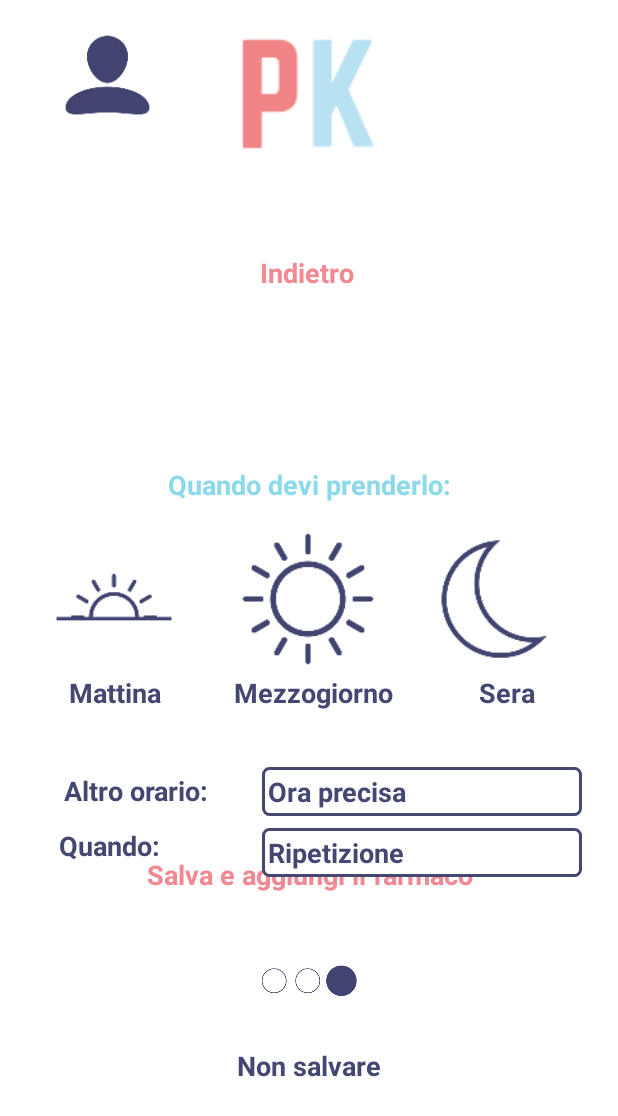
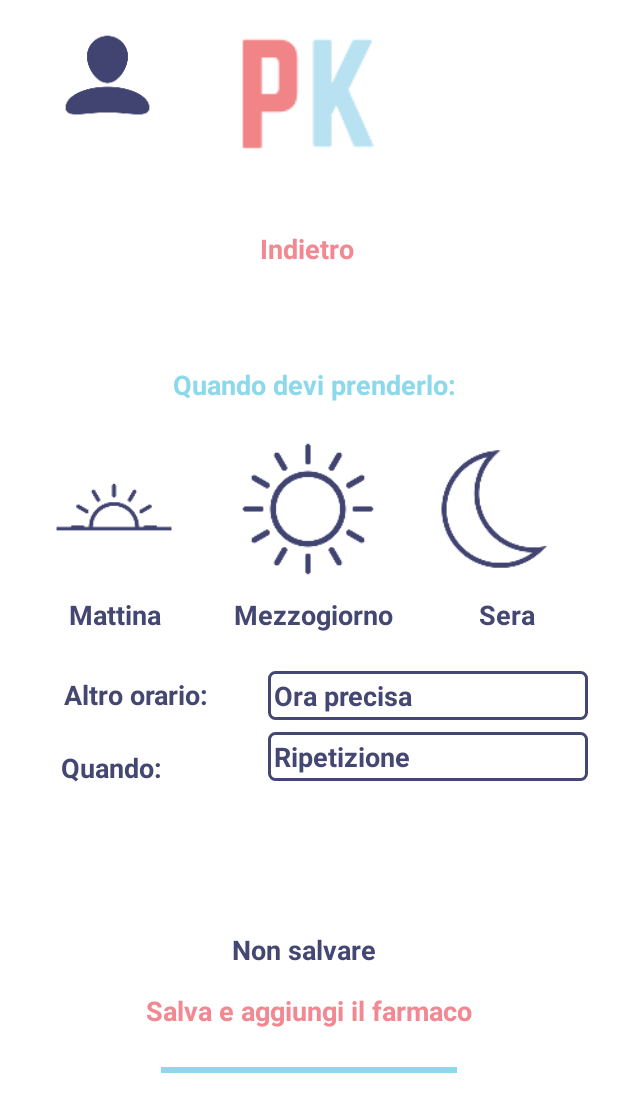
Before and after one commit to ElenaBernucci/pillsKeeper, an Android app: the farmaciInserireUnFarmaco3 screen opened through its navigation route, on a phone screen of 412 x 824 dp. Shown: the top 1116 px of the screen. Run offline under Robolectric (Android 15) with nearby library versions, the phone set to English and light mode, and no system bars; libraries missing offline, so code that uses them is left out: com.example.

Commit message:
progress bar e scroll view

```diff
--- /dev/null
+++ b/app/src/main/res/drawable/switch_color.xml
@@ -0,0 +1,6 @@
+<?xml version="1.0" encoding="utf-8"?>
+<selector xmlns:app="http://schemas.android.com/apk/res-auto" xmlns:android="http://schemas.android.com/apk/res/android">
+    <item android:color="@color/rosa"
+        android:state_checked="true" />
+    <item android:color="@color/white"/>
+</selector>
--- a/app/src/main/res/layout/fragment_farmaci_inserire_un_farmaco3.xml
+++ b/app/src/main/res/layout/fragment_farmaci_inserire_un_farmaco3.xml
@@ -1,42 +1,23 @@
 <?xml version="1.0" encoding="utf-8"?>
-<androidx.constraintlayout.widget.ConstraintLayout xmlns:android="http://schemas.android.com/apk/res/android"
+
+    <ScrollView xmlns:android="http://schemas.android.com/apk/res/android"
         xmlns:app="http://schemas.android.com/apk/res-auto"
         xmlns:tools="http://schemas.android.com/tools"
+        android:layout_width="match_parent"
+        android:layout_height="match_parent"
+        android:layout_marginBottom="10dp">
+
+    <androidx.constraintlayout.widget.ConstraintLayout
         android:id="@+id/frameLayout3"
         android:layout_width="match_parent"
-    android:layout_height="match_parent"
+        android:layout_height="wrap_content"
         tools:context=".farmaciInserireUnFarmaco3">
-
-    <ImageView
-        android:id="@+id/imageView14"
-        android:layout_width="wrap_content"
-        android:layout_height="wrap_content"
-        android:layout_marginBottom="8dp"
-        android:src="@mipmap/caricamento3"
-        app:layout_constraintBottom_toTopOf="@+id/textView6"
-        app:layout_constraintEnd_toEndOf="parent"
-        app:layout_constraintHorizontal_bias="0.498"
-        app:layout_constraintStart_toStartOf="parent" />
-
-    <TextView
-        android:id="@+id/textView6"
-        android:layout_width="wrap_content"
-        android:layout_height="wrap_content"
-        android:text="Non salvare"
-        android:textColor="@color/blu"
-        android:textSize="18sp"
-        android:textStyle="bold"
-        app:layout_constraintBottom_toBottomOf="parent"
-        app:layout_constraintEnd_toEndOf="parent"
-        app:layout_constraintStart_toStartOf="parent"
-        app:layout_constraintTop_toTopOf="parent"
-        app:layout_constraintVertical_bias="0.85" />
 
         <TextView
             android:id="@+id/textView20"
             android:layout_width="wrap_content"
             android:layout_height="wrap_content"
-        android:layout_marginTop="44dp"
+            android:layout_marginTop="28dp"
             android:text="Indietro"
             android:textColor="#F28891"
             android:textSize="18sp"
@@ -56,165 +37,18 @@
             android:textStyle="bold"
             app:layout_constraintBottom_toTopOf="@+id/imageButtonOne"
             app:layout_constraintEnd_toEndOf="parent"
+            app:layout_constraintHorizontal_bias="0.515"
             app:layout_constraintStart_toStartOf="parent"
             app:layout_constraintTop_toBottomOf="@+id/textView20"
-        app:layout_constraintVertical_bias="0.84" />
-
-    <ImageButton
-        android:id="@+id/imageButtonOne3"
-        android:layout_width="93dp"
-        android:layout_height="92dp"
-        android:layout_marginTop="228dp"
-        android:background="#00FFFFFF"
-        android:contentDescription="@string/todo"
-        android:padding="0dp"
-        android:paddingLeft="0dp"
-        android:paddingTop="0dp"
-        android:paddingRight="0dp"
-        android:scaleType="fitStart"
-        android:tint="#00FFFFFF"
-        app:layout_constraintEnd_toEndOf="parent"
-        app:layout_constraintHorizontal_bias="0.5"
-        app:layout_constraintStart_toEndOf="@+id/imageButtonOne2"
-        app:layout_constraintTop_toTopOf="parent"
-        app:srcCompat="@mipmap/night" />
-
-    <TextView
-        android:id="@+id/textView18"
-        android:layout_width="wrap_content"
-        android:layout_height="wrap_content"
-        android:text="Salva e aggiungi il farmaco"
-        android:textColor="@color/rosa"
-        android:textSize="18sp"
-        android:textStyle="bold"
-        app:layout_constraintBottom_toBottomOf="parent"
-        app:layout_constraintEnd_toEndOf="parent"
-        app:layout_constraintHorizontal_bias="0.502"
-        app:layout_constraintStart_toStartOf="parent"
-        app:layout_constraintTop_toTopOf="parent"
-        app:layout_constraintVertical_bias="0.661" />
-
-    <EditText
-        android:id="@+id/editTextTime"
-        android:layout_width="wrap_content"
-        android:layout_height="wrap_content"
-        android:layout_marginTop="36dp"
-        android:layout_marginEnd="24dp"
-        android:layout_marginRight="24dp"
-        android:background="@drawable/text_view_border"
-        android:ems="10"
-        android:inputType="time"
-        android:padding="4dp"
-        android:text="Ora precisa"
-        android:textColor="@color/blu"
-        android:textSize="18sp"
-        android:textStyle="bold"
-        app:layout_constraintEnd_toEndOf="parent"
-        app:layout_constraintTop_toBottomOf="@+id/textView13" />
-
-    <ImageButton
-        android:id="@+id/imageButtonOne2"
-        android:layout_width="95dp"
-        android:layout_height="92dp"
-        android:layout_marginTop="228dp"
-        android:background="#00FFFFFF"
-        android:contentDescription="@string/todo"
-        android:padding="0dp"
-        android:paddingLeft="0dp"
-        android:paddingTop="0dp"
-        android:paddingRight="0dp"
-        android:scaleType="fitStart"
-        android:tint="#00FFFFFF"
-        app:layout_constraintEnd_toStartOf="@+id/imageButtonOne3"
-        app:layout_constraintHorizontal_bias="0.5"
-        app:layout_constraintStart_toEndOf="@+id/imageButtonOne"
-        app:layout_constraintTop_toTopOf="parent"
-        app:srcCompat="@mipmap/midday" />
-
-    <TextView
-        android:id="@+id/textView12"
-        android:layout_width="100dp"
-        android:layout_height="25dp"
-        android:layout_marginTop="4dp"
-        android:gravity="center_horizontal"
-        android:text="Mattina"
-        android:textColor="#454773"
-        android:textSize="18sp"
-        android:textStyle="bold"
-        app:layout_constraintEnd_toStartOf="@+id/textView14"
-        app:layout_constraintHorizontal_bias="0.5"
-        app:layout_constraintStart_toStartOf="parent"
-        app:layout_constraintTop_toBottomOf="@+id/imageButtonOne" />
-
-    <TextView
-        android:id="@+id/textView10"
-        android:layout_width="wrap_content"
-        android:layout_height="wrap_content"
-        android:layout_marginTop="40dp"
-        android:text="Altro orario:"
-        android:textColor="#454773"
-        android:textSize="18sp"
-        android:textStyle="bold"
-        app:layout_constraintEnd_toStartOf="@+id/editTextTime"
-        app:layout_constraintHorizontal_bias="0.549"
-        app:layout_constraintStart_toStartOf="parent"
-        app:layout_constraintTop_toBottomOf="@+id/textView12" />
-
-    <TextView
-        android:id="@+id/textView15"
-        android:layout_width="wrap_content"
-        android:layout_height="wrap_content"
-        android:layout_marginTop="12dp"
-        android:text="Quando:"
-        android:textColor="#454773"
-        android:textSize="18sp"
-        android:textStyle="bold"
-        app:layout_constraintEnd_toStartOf="@+id/editTextDose3"
-        app:layout_constraintHorizontal_bias="0.365"
-        app:layout_constraintStart_toStartOf="parent"
-        app:layout_constraintTop_toBottomOf="@+id/textView10" />
-
-    <TextView
-        android:id="@+id/textView14"
-        android:layout_width="109dp"
-        android:layout_height="23dp"
-        android:layout_marginTop="4dp"
-        android:gravity="center_horizontal"
-        android:text="Mezzogiorno"
-        android:textColor="#454773"
-        android:textSize="18sp"
-        android:textStyle="bold"
-        app:layout_constraintEnd_toStartOf="@+id/textView13"
-        app:layout_constraintHorizontal_bias="0.5"
-        app:layout_constraintStart_toEndOf="@+id/textView12"
-        app:layout_constraintTop_toBottomOf="@+id/imageButtonOne2" />
-
-    <ImageButton
-        android:id="@+id/imageButtonOne"
-        android:layout_width="95dp"
-        android:layout_height="88dp"
-        android:layout_marginTop="232dp"
-        android:background="#00FFFFFF"
-        android:contentDescription="@string/todo"
-        android:padding="0dp"
-        android:paddingLeft="0dp"
-        android:paddingTop="0dp"
-        android:paddingRight="0dp"
-        android:scaleType="fitStart"
-        android:tint="#00FFFFFF"
-        app:layout_constraintEnd_toStartOf="@+id/imageButtonOne2"
-        app:layout_constraintHorizontal_bias="0.5"
-        app:layout_constraintStart_toStartOf="parent"
-        app:layout_constraintTop_toTopOf="parent"
-        app:srcCompat="@mipmap/morning" />
+            app:layout_constraintVertical_bias="0.7" />
 
         <EditText
             android:id="@+id/editTextDose3"
             android:layout_width="wrap_content"
             android:layout_height="wrap_content"
             android:layout_marginTop="8dp"
-        android:layout_marginEnd="24dp"
-        android:layout_marginRight="24dp"
+            android:layout_marginEnd="20dp"
+            android:layout_marginRight="20dp"
             android:background="@drawable/text_view_border"
             android:ems="10"
             android:hint="Ripetizione"
@@ -234,7 +68,7 @@
             android:id="@+id/textView13"
             android:layout_width="95dp"
             android:layout_height="26dp"
-        android:layout_marginTop="4dp"
+            android:layout_marginTop="12dp"
             android:gravity="center_horizontal"
             android:text="Sera"
             android:textColor="#454773"
@@ -245,4 +79,183 @@
             app:layout_constraintStart_toEndOf="@+id/textView14"
             app:layout_constraintTop_toBottomOf="@+id/imageButtonOne3" />
 
+        <TextView
+            android:id="@+id/textView14"
+            android:layout_width="109dp"
+            android:layout_height="23dp"
+            android:layout_marginTop="12dp"
+            android:gravity="center_horizontal"
+            android:text="Mezzogiorno"
+            android:textColor="#454773"
+            android:textSize="18sp"
+            android:textStyle="bold"
+            app:layout_constraintEnd_toStartOf="@+id/textView13"
+            app:layout_constraintHorizontal_bias="0.5"
+            app:layout_constraintStart_toEndOf="@+id/textView12"
+            app:layout_constraintTop_toBottomOf="@+id/imageButtonOne2" />
+
+        <EditText
+            android:id="@+id/editTextTime"
+            android:layout_width="wrap_content"
+            android:layout_height="wrap_content"
+            android:layout_marginTop="24dp"
+            android:layout_marginEnd="20dp"
+            android:layout_marginRight="20dp"
+            android:background="@drawable/text_view_border"
+            android:ems="10"
+            android:inputType="time"
+            android:padding="4dp"
+            android:text="Ora precisa"
+            android:textColor="@color/blu"
+            android:textSize="18sp"
+            android:textStyle="bold"
+            app:layout_constraintEnd_toEndOf="parent"
+            app:layout_constraintTop_toBottomOf="@+id/textView13" />
+
+        <TextView
+            android:id="@+id/textView10"
+            android:layout_width="wrap_content"
+            android:layout_height="wrap_content"
+            android:layout_marginTop="28dp"
+            android:text="Altro orario:"
+            android:textColor="#454773"
+            android:textSize="18sp"
+            android:textStyle="bold"
+            app:layout_constraintEnd_toStartOf="@+id/editTextTime"
+            app:layout_constraintHorizontal_bias="0.518"
+            app:layout_constraintStart_toStartOf="parent"
+            app:layout_constraintTop_toBottomOf="@+id/textView12" />
+
+        <TextView
+            android:id="@+id/textView12"
+            android:layout_width="100dp"
+            android:layout_height="25dp"
+            android:layout_marginTop="12dp"
+            android:gravity="center_horizontal"
+            android:text="Mattina"
+            android:textColor="#454773"
+            android:textSize="18sp"
+            android:textStyle="bold"
+            app:layout_constraintEnd_toStartOf="@+id/textView14"
+            app:layout_constraintHorizontal_bias="0.5"
+            app:layout_constraintStart_toStartOf="parent"
+            app:layout_constraintTop_toBottomOf="@+id/imageButtonOne" />
+
+        <TextView
+            android:id="@+id/textView15"
+            android:layout_width="wrap_content"
+            android:layout_height="wrap_content"
+            android:layout_marginTop="24dp"
+            android:text="Quando:"
+            android:textColor="#454773"
+            android:textSize="18sp"
+            android:textStyle="bold"
+            app:layout_constraintEnd_toStartOf="@+id/editTextDose3"
+            app:layout_constraintHorizontal_bias="0.363"
+            app:layout_constraintStart_toStartOf="parent"
+            app:layout_constraintTop_toBottomOf="@+id/textView10" />
+
+        <ImageButton
+            android:id="@+id/imageButtonOne3"
+            android:layout_width="93dp"
+            android:layout_height="92dp"
+            android:layout_marginTop="168dp"
+            android:background="#00FFFFFF"
+            android:contentDescription="@string/todo"
+            android:padding="0dp"
+            android:paddingLeft="0dp"
+            android:paddingTop="0dp"
+            android:paddingRight="0dp"
+            android:scaleType="fitStart"
+            android:tint="#00FFFFFF"
+            app:layout_constraintEnd_toEndOf="parent"
+            app:layout_constraintHorizontal_bias="0.5"
+            app:layout_constraintStart_toEndOf="@+id/imageButtonOne2"
+            app:layout_constraintTop_toTopOf="parent"
+            app:srcCompat="@mipmap/night" />
+
+        <ImageButton
+            android:id="@+id/imageButtonOne"
+            android:layout_width="95dp"
+            android:layout_height="88dp"
+            android:layout_marginTop="172dp"
+            android:background="#00FFFFFF"
+            android:contentDescription="@string/todo"
+            android:padding="0dp"
+            android:paddingLeft="0dp"
+            android:paddingTop="0dp"
+            android:paddingRight="0dp"
+            android:scaleType="fitStart"
+            android:tint="#00FFFFFF"
+            app:layout_constraintEnd_toStartOf="@+id/imageButtonOne2"
+            app:layout_constraintHorizontal_bias="0.5"
+            app:layout_constraintStart_toStartOf="parent"
+            app:layout_constraintTop_toTopOf="parent"
+            app:srcCompat="@mipmap/morning" />
+
+        <ImageButton
+            android:id="@+id/imageButtonOne2"
+            android:layout_width="95dp"
+            android:layout_height="92dp"
+            android:layout_marginTop="168dp"
+            android:background="#00FFFFFF"
+            android:contentDescription="@string/todo"
+            android:padding="0dp"
+            android:paddingLeft="0dp"
+            android:paddingTop="0dp"
+            android:paddingRight="0dp"
+            android:scaleType="fitStart"
+            android:tint="#00FFFFFF"
+            app:layout_constraintEnd_toStartOf="@+id/imageButtonOne3"
+            app:layout_constraintHorizontal_bias="0.5"
+            app:layout_constraintStart_toEndOf="@+id/imageButtonOne"
+            app:layout_constraintTop_toTopOf="parent"
+            app:srcCompat="@mipmap/midday" />
+
+        <TextView
+            android:id="@+id/textView6"
+            android:layout_width="wrap_content"
+            android:layout_height="wrap_content"
+            android:layout_marginTop="100dp"
+            android:layout_marginBottom="8dp"
+            android:text="Non salvare"
+            android:textColor="@color/blu"
+            android:textSize="18sp"
+            android:textStyle="bold"
+            app:layout_constraintBottom_toTopOf="@+id/textView18"
+            app:layout_constraintEnd_toEndOf="parent"
+            app:layout_constraintHorizontal_bias="0.49"
+            app:layout_constraintStart_toStartOf="parent"
+            app:layout_constraintTop_toBottomOf="@+id/editTextDose3"
+            app:layout_constraintVertical_bias="1.0" />
+
+        <TextView
+            android:id="@+id/textView18"
+            android:layout_width="wrap_content"
+            android:layout_height="wrap_content"
+            android:layout_marginTop="8dp"
+            android:layout_marginBottom="8dp"
+            android:text="Salva e aggiungi il farmaco"
+            android:textColor="@color/rosa"
+            android:textSize="18sp"
+            android:textStyle="bold"
+            app:layout_constraintBottom_toTopOf="@+id/progressBar3"
+            app:layout_constraintEnd_toEndOf="parent"
+            app:layout_constraintStart_toStartOf="parent"
+            app:layout_constraintTop_toBottomOf="@+id/textView6" />
+
+        <ProgressBar
+            android:id="@+id/progressBar3"
+            style="?android:attr/progressBarStyleHorizontal"
+            android:layout_width="197dp"
+            android:layout_height="23dp"
+            android:layout_marginTop="8dp"
+            android:progress="100"
+            android:progressTint="@color/azzurro"
+            app:layout_constraintBottom_toBottomOf="parent"
+            app:layout_constraintEnd_toEndOf="parent"
+            app:layout_constraintStart_toStartOf="parent"
+            app:layout_constraintTop_toBottomOf="@+id/textView18" />
+
     </androidx.constraintlayout.widget.ConstraintLayout>
+</ScrollView>
```
Also changed, not shown: app/src/main/res/layout/fragment_farmaci_inserire_un_farmaco1.xml (+21 -14 lines), app/src/main/res/layout/fragment_farmaci_inserire_un_farmaco2.xml (+149 -142 lines). Lines whose indentation alone changed are shown as unchanged.
